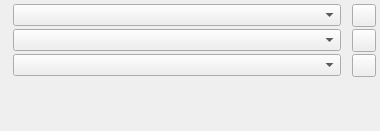
nitramr/scribus, file scribus/ui/propertywidget_textcolorbase.ui: the form before one commit.
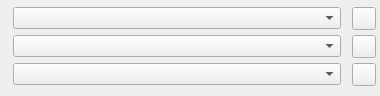
The form after the commit. Icons and pictures are not drawn. Custom widgets are drawn as their Qt base class.

```diff
--- a/scribus/ui/propertywidget_textcolorbase.ui
+++ b/scribus/ui/propertywidget_textcolorbase.ui
@@ -7,7 +7,7 @@
     <x>0</x>
     <y>0</y>
     <width>380</width>
-    <height>131</height>
+    <height>96</height>
    </rect>
   </property>
   <property name="sizePolicy">
@@ -203,29 +203,6 @@
      </item>
     </layout>
    </item>
-   <item>
-    <layout class="QHBoxLayout" name="effectsLayout">
-     <property name="spacing">
-      <number>2</number>
-     </property>
-     <item>
-      <spacer name="horizontalSpacer_3">
-       <property name="orientation">
-        <enum>Qt::Horizontal</enum>
-       </property>
-       <property name="sizeHint" stdset="0">
-        <size>
-         <width>40</width>
-         <height>20</height>
-        </size>
-       </property>
-      </spacer>
-     </item>
-     <item>
-      <widget class="StyleSelect" name="textEffects" native="true"/>
-     </item>
-    </layout>
-   </item>
   </layout>
  </widget>
  <customwidgets>
@@ -239,12 +216,6 @@
    <extends>QToolButton</extends>
    <header>ui/shadebutton.h</header>
   </customwidget>
-  <customwidget>
-   <class>StyleSelect</class>
-   <extends>QWidget</extends>
-   <header>ui/styleselect.h</header>
-   <container>1</container>
-  </customwidget>
  </customwidgets>
  <resources/>
  <connections/>
```
